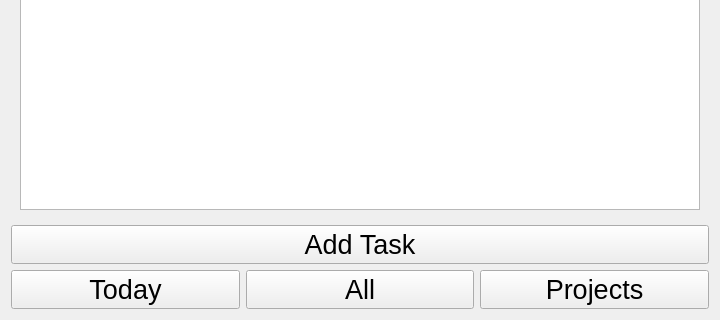
The window that forms/base.ui (LesterEvSe/Task-Manager) describes before a commit, drawn with Qt 5; both pictures show x 0 to 720 and y 960 to 1280 of the 720 by 1280 pixel window.
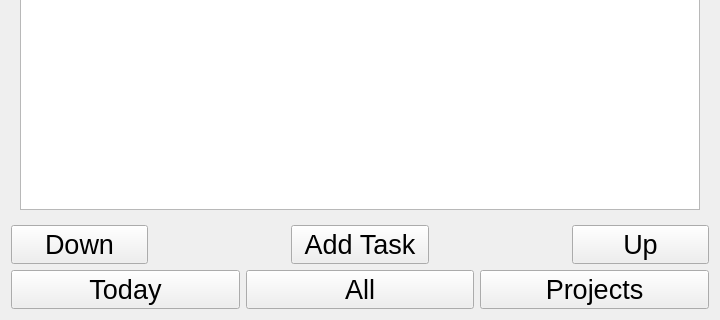
The same window after the commit.

Diff of the .ui file:
```diff
--- a/forms/base.ui
+++ b/forms/base.ui
@@ -18,8 +18,8 @@
   <property name="windowTitle">
    <string>Base</string>
   </property>
-  <layout class="QVBoxLayout" name="verticalLayout_2">
-   <item>
+  <layout class="QGridLayout" name="gridLayout">
+   <item row="0" column="0">
     <layout class="QHBoxLayout" name="horizontalLayout_2">
      <item>
       <widget class="QLabel" name="currPageLabel">
@@ -109,8 +109,42 @@
      </widget>
     </widget>
    </item>
+   <item row="3" column="0">
+    <layout class="QHBoxLayout" name="horizontalLayout_3">
+     <item>
+      <widget class="QPushButton" name="downButton">
+       <property name="sizePolicy">
+        <sizepolicy hsizetype="Expanding" vsizetype="Fixed">
+         <horstretch>0</horstretch>
+         <verstretch>0</verstretch>
+        </sizepolicy>
+       </property>
+       <property name="text">
+        <string>Down</string>
+       </property>
+      </widget>
+     </item>
+     <item>
+      <spacer name="horizontalSpacer_2">
+       <property name="orientation">
+        <enum>Qt::Horizontal</enum>
+       </property>
+       <property name="sizeHint" stdset="0">
+        <size>
+         <width>40</width>
+         <height>20</height>
+        </size>
+       </property>
+      </spacer>
+     </item>
    <item>
     <widget class="QPushButton" name="pushButton">
+       <property name="sizePolicy">
+        <sizepolicy hsizetype="Expanding" vsizetype="Fixed">
+         <horstretch>0</horstretch>
+         <verstretch>0</verstretch>
+        </sizepolicy>
+       </property>
      <property name="font">
       <font>
        <pointsize>20</pointsize>
@@ -122,6 +156,34 @@
     </widget>
    </item>
    <item>
+      <spacer name="horizontalSpacer_3">
+       <property name="orientation">
+        <enum>Qt::Horizontal</enum>
+       </property>
+       <property name="sizeHint" stdset="0">
+        <size>
+         <width>40</width>
+         <height>20</height>
+        </size>
+       </property>
+      </spacer>
+     </item>
+     <item>
+      <widget class="QPushButton" name="upButton">
+       <property name="sizePolicy">
+        <sizepolicy hsizetype="Expanding" vsizetype="Fixed">
+         <horstretch>0</horstretch>
+         <verstretch>0</verstretch>
+        </sizepolicy>
+       </property>
+       <property name="text">
+        <string>Up</string>
+       </property>
+      </widget>
+     </item>
+    </layout>
+   </item>
+   <item row="4" column="0">
     <layout class="QHBoxLayout" name="horizontalLayout">
      <item>
       <widget class="QPushButton" name="todayButton">
```
Left out of the diff: 16 changed lines with no effect on the pictures. Lines whose indentation alone changed are shown as unchanged.
